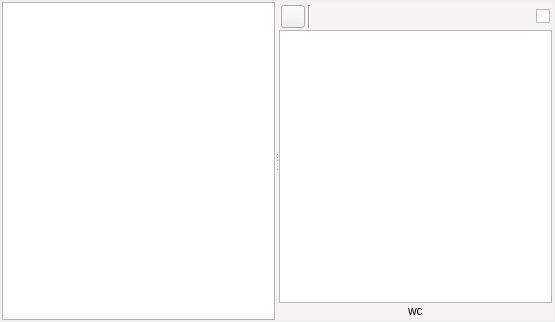
First picture: the form in ui/manuscript_view.ui, repository zkovari/plotlyst, before the edit.
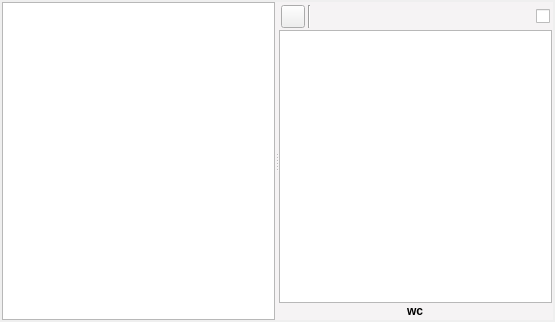
Second picture: the form after the edit. Custom widgets are drawn as their Qt base class.

```diff
--- a/ui/manuscript_view.ui
+++ b/ui/manuscript_view.ui
@@ -202,7 +202,13 @@
             <number>2</number>
            </property>
            <item alignment="Qt::AlignHCenter|Qt::AlignVCenter">
-            <widget class="QLabel" name="lblWordCount">
+            <widget class="WordsDisplay" name="lblWordCount">
+             <property name="font">
+              <font>
+               <weight>75</weight>
+               <bold>true</bold>
+              </font>
+             </property>
              <property name="text">
               <string>wc</string>
              </property>
@@ -226,6 +232,11 @@
    <header>src.main.python.plotlyst.view.widget.input</header>
    <container>1</container>
   </customwidget>
+  <customwidget>
+   <class>WordsDisplay</class>
+   <extends>QLabel</extends>
+   <header>src.main.python.plotlyst.view.widget.display</header>
+  </customwidget>
   <customwidget>
    <class>SprintWidget</class>
    <extends>QWidget</extends>
```
